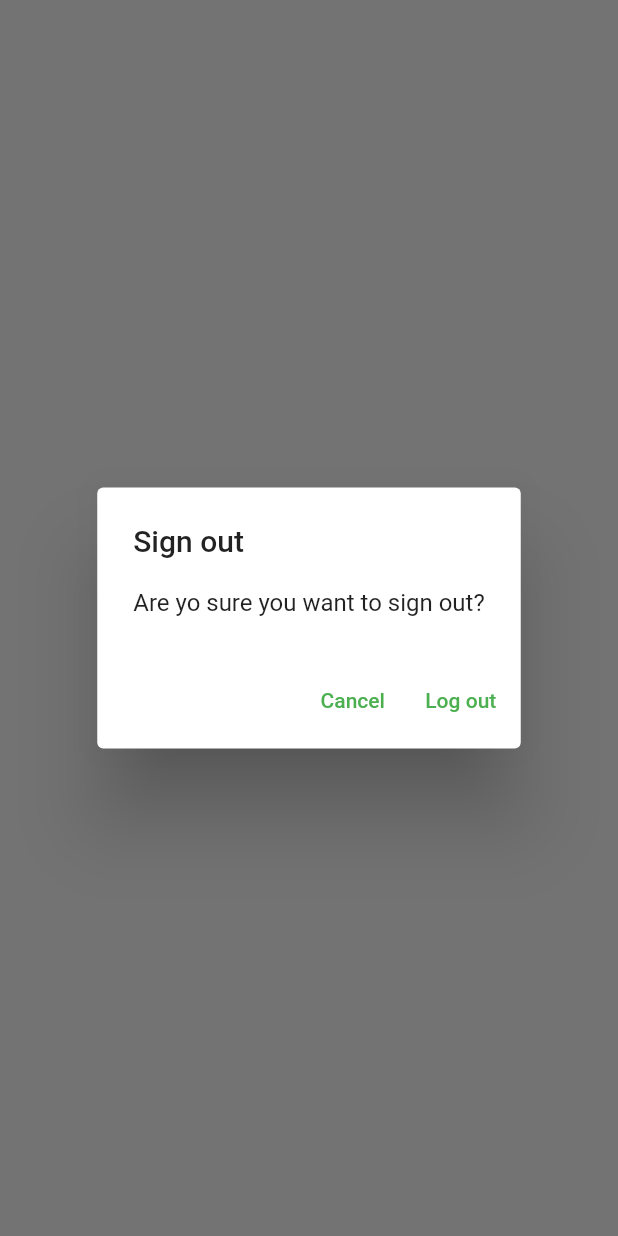
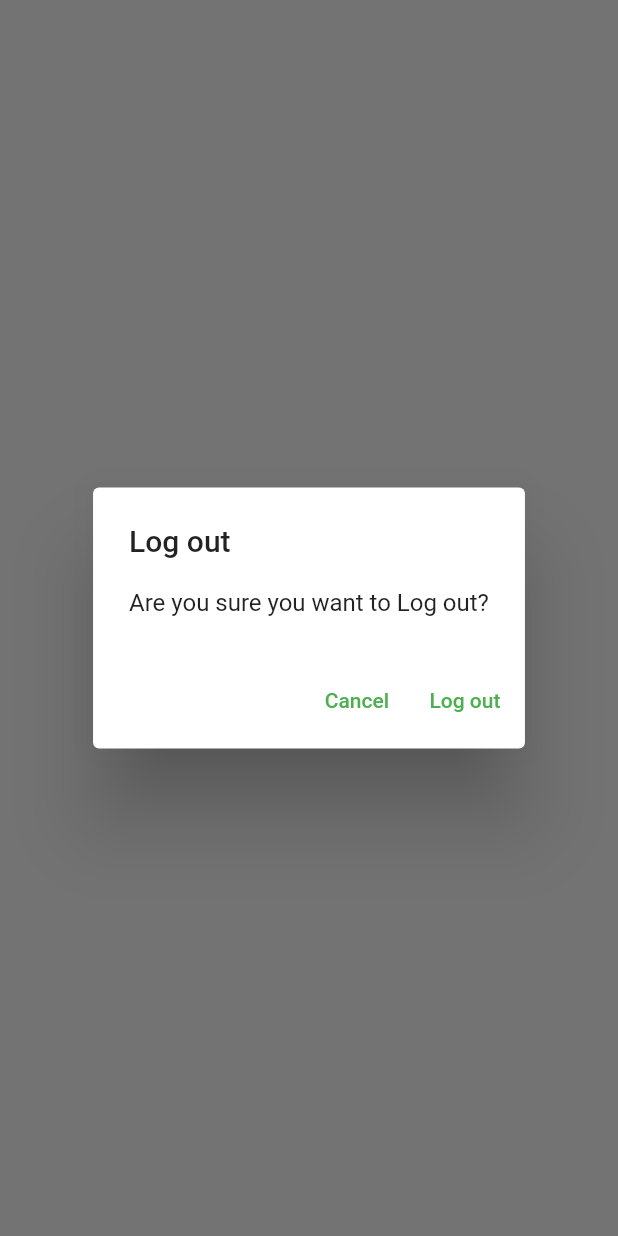
Before and after one commit to CatBoxy/mynotes, a Flutter app: what showLogOutDialog() shows on an empty page, opened directly, on a phone screen of 412 x 824 dp. Run offline on Flutter 3.47's test engine with Material 2 defaults, Android fonts, the phone set to English and light mode, and no system bars; our stand-ins replace firebase_auth, firebase_core, sqflite; accounts and stored records are empty; network calls fail.

Commit message:
generic dialog

```diff
--- a/lib/services/crud/notes_service.dart
+++ b/lib/services/crud/notes_service.dart
@@ -14,7 +14,7 @@ class NotesService {
 
   List<DatabaseNote> _notes = [];
 
-  // Singleton creation
+  // Singleton creation, returns the same instance of its own class
   static final NotesService _shared = NotesService._sharedInstance();
   // private initializer
   NotesService._sharedInstance() {
--- /dev/null
+++ b/lib/utilities/dialogs/generic_dialog.dart
@@ -0,0 +1,36 @@
+import 'package:flutter/material.dart';
+
+// List of titles and values for every button, every key is an optionTitle
+typedef DialogOptionBuilder<T> = Map<String, T?> Function();
+
+Future<T?> showGenericDialog<T>({
+  required BuildContext context,
+  required String title,
+  required String content,
+  required DialogOptionBuilder optionsBuilder,
+}) {
+  final options = optionsBuilder();
+  return showDialog<T>(
+    context: context,
+    builder: (context) {
+      return AlertDialog(
+        title: Text(title),
+        content: Text(content),
+        actions: options.keys.map((optionTitle) {
+          final T value = options[optionTitle];
+          return TextButton(
+            onPressed: () {
+              // some buttons may not have any value, such as error dialogs
+              if (value != null) {
+                Navigator.of(context).pop(value);
+              } else {
+                Navigator.of(context).pop();
+              }
+            },
+            child: Text(optionTitle),
+          );
+        }).toList(),
+      );
+    },
+  );
+}
--- /dev/null
+++ b/lib/utilities/dialogs/logout_dialog.dart
@@ -0,0 +1,18 @@
+import 'package:flutter/material.dart';
+import 'package:mynotes/utilities/dialogs/generic_dialog.dart';
+
+Future<bool> showLogOutDialog(BuildContext context) {
+  return showGenericDialog<bool>(
+    context: context,
+    title: 'Log out',
+    content: 'Are you sure you want to Log out?',
+    optionsBuilder: () => {
+      'Cancel': false,
+      'Log out': true,
+    },
+  ).then(
+    // If there is no return value return false, this is for cases the
+    //user dismisses the dialog with a method beyond the provided buttons
+    (value) => value ?? false,
+  );
+}
--- a/lib/views/login_view.dart
+++ b/lib/views/login_view.dart
@@ -2,7 +2,7 @@ import 'package:flutter/material.dart';
 import 'package:mynotes/constants/routes.dart';
 import 'package:mynotes/services/auth/auth_exceptions.dart';
 import 'package:mynotes/services/auth/auth_service.dart';
-import 'package:mynotes/utilities/show_error_dialog.dart';
+import 'package:mynotes/utilities/dialogs/error_dialog.dart';
 
 class LoginView extends StatefulWidget {
   const LoginView({Key? key}) : super(key: key);
--- a/lib/views/notes/new_note_view.dart
+++ b/lib/views/notes/new_note_view.dart
@@ -1,4 +1,3 @@
-import 'package:flutter/cupertino.dart';
 import 'package:flutter/material.dart';
 import 'package:flutter/src/foundation/key.dart';
 import 'package:flutter/src/widgets/framework.dart';
--- a/lib/views/notes/notes_view.dart
+++ b/lib/views/notes/notes_view.dart
@@ -3,6 +3,8 @@ import 'package:mynotes/constants/routes.dart';
 import 'package:mynotes/enums/menu_action.dart';
 import 'package:mynotes/services/auth/auth_service.dart';
 import 'package:mynotes/services/crud/notes_service.dart';
+import 'package:mynotes/utilities/dialogs/logout_dialog.dart';
+import 'package:mynotes/views/notes/notes_list_view.dart';
 
 class NotesView extends StatefulWidget {
   const NotesView({Key? key}) : super(key: key);
@@ -76,18 +78,10 @@ class _NotesViewState extends State<NotesView> {
                     case ConnectionState.active:
                       if (snapshot.hasData) {
                         final allNotes = snapshot.data as List<DatabaseNote>;
-                        return ListView.builder(
-                          itemCount: allNotes.length,
-                          itemBuilder: (context, index) {
-                            final note = allNotes[index];
-                            return ListTile(
-                              title: Text(
-                                note.text,
-                                maxLines: 1,
-                                softWrap: true,
-                                overflow: TextOverflow.ellipsis,
-                              ),
-                            );
+                        return NotesListView(
+                          notes: allNotes,
+                          onDeleteNote: (note) async {
+                            await _notesService.deleteNote(id: note.id);
                           },
                         );
                       } else {
@@ -107,26 +101,3 @@ class _NotesViewState extends State<NotesView> {
     );
   }
 }
-
-Future<bool> showLogOutDialog(BuildContext context) {
-  return showDialog<bool>(
-      context: context,
-      builder: (context) {
-        return AlertDialog(
-          title: const Text('Sign out'),
-          content: const Text('Are yo sure you want to sign out?'),
-          actions: [
-            TextButton(
-                onPressed: () {
-                  Navigator.of(context).pop(false);
-                },
-                child: const Text('Cancel')),
-            TextButton(
-                onPressed: () {
-                  Navigator.of(context).pop(true);
-                },
-                child: const Text('Log out'))
-          ],
-        );
-      }).then((value) => value ?? false);
-}
--- a/lib/views/register_view.dart
+++ b/lib/views/register_view.dart
@@ -2,7 +2,7 @@ import 'package:flutter/material.dart';
 import 'package:mynotes/constants/routes.dart';
 import 'package:mynotes/services/auth/auth_exceptions.dart';
 import 'package:mynotes/services/auth/auth_service.dart';
-import 'package:mynotes/utilities/show_error_dialog.dart';
+import 'package:mynotes/utilities/dialogs/error_dialog.dart';
 
 class RegisterView extends StatefulWidget {
   const RegisterView({Key? key}) : super(key: key);
```
Also changed, not shown: lib/utilities/dialogs/delete_dialog.dart (added, +18 -0 lines), lib/utilities/dialogs/error_dialog.dart (added, +16 -0 lines), lib/utilities/show_error_dialog.dart (deleted, +0 -24 lines), lib/views/notes/notes_list_view.dart (added, +43 -0 lines).
